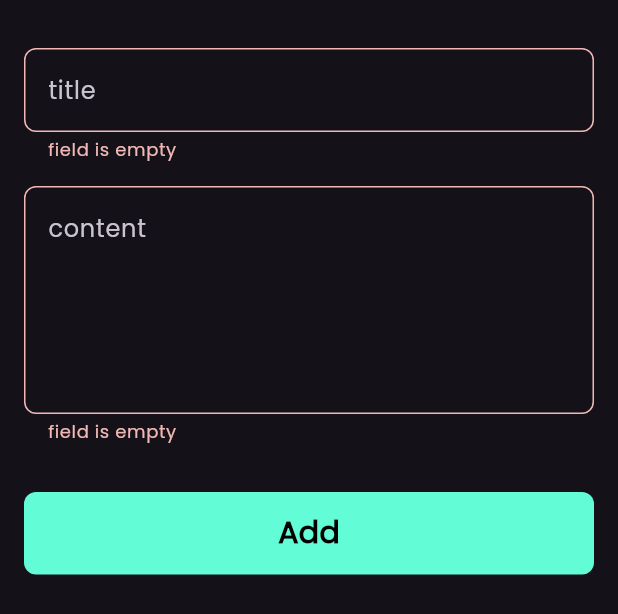
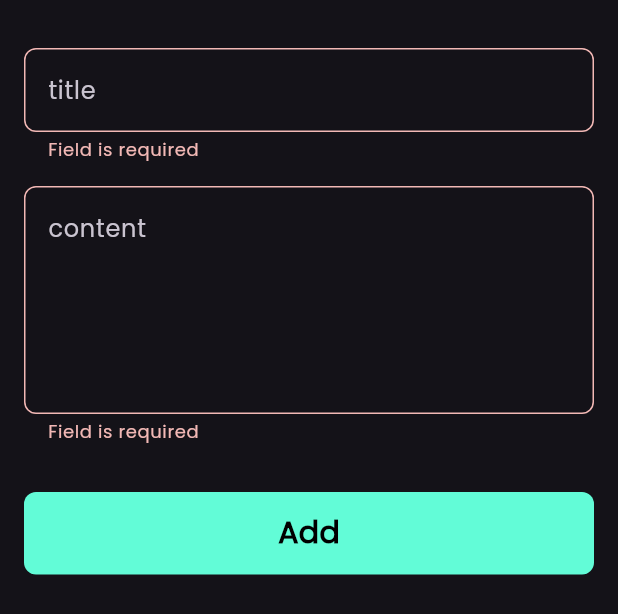
Before and after one commit to MohabMoham/notes_app, a Flutter app: the AddNoteBottomSheet widget shown alone on an empty page, opened directly, after a tap on "Add", on a phone screen of 412 x 824 dp. Shown: the top 614 px of the screen. Run offline on Flutter 3.47's test engine with Material 3 defaults, Android fonts, the phone set to English and light mode, and no system bars; our stand-ins replace bloc, flutter_bloc, hive, hive_flutter, modal_progress_hud_nsn; accounts and stored records are empty.

Commit message:
edit note done

```diff
--- a/lib/cubits/notes_cubit/notes_state.dart
+++ b/lib/cubits/notes_cubit/notes_state.dart
@@ -4,4 +4,5 @@ part of 'notes_cubit.dart';
 abstract class NotesState {}
 
 class NotesInitial extends NotesState {}
+
 class NotesSuccess extends NotesState {}
--- a/lib/main.dart
+++ b/lib/main.dart
@@ -6,6 +6,7 @@ import 'package:notes_app/cubits/add_note_cubit/add_note_cubit.dart';
 import 'package:notes_app/simple_bloc_observer.dart';
 import 'package:notes_app/views/notes_view.dart';
 
+import 'cubits/notes_cubit/notes_cubit.dart';
 import 'models/note_model.dart';
 
 void main() async{
@@ -27,7 +28,9 @@ class NotesApp extends StatelessWidget {
   @override
   Widget build(BuildContext context)
   {
-      return MaterialApp(
+      return BlocProvider(
+        create: (context) => NotesCubit(),
+        child: MaterialApp(
           debugShowCheckedModeBanner: false,
           theme: ThemeData(
             brightness: Brightness.dark,
@@ -37,6 +40,7 @@ class NotesApp extends StatelessWidget {
           home: const NotesView(),
 
 
+        ),
       );
   }
 }
--- a/lib/models/note_model.dart
+++ b/lib/models/note_model.dart
@@ -10,13 +10,13 @@ part 'note_model.g.dart';
 class NoteModel extends HiveObject
 {
   @HiveField(0)
-  final String title;
+   String title;
   @HiveField(1)
-  final String subTitle;
+   String subTitle;
   @HiveField(2)
   final String date;
   @HiveField(3)
-  final int color;
+   int color;
 
 
   NoteModel({required this.title, required this.subTitle, required this.date, required this.color});
--- a/lib/widgets/add_note.dart
+++ b/lib/widgets/add_note.dart
@@ -4,6 +4,7 @@ import 'package:modal_progress_hud_nsn/modal_progress_hud_nsn.dart';
 import 'package:notes_app/cubits/add_note_cubit/add_note_cubit.dart';
 
 
+import '../cubits/notes_cubit/notes_cubit.dart';
 import 'add_note_form.dart';
 
 class AddNoteBottomSheet extends StatelessWidget {
@@ -18,7 +19,7 @@ class AddNoteBottomSheet extends StatelessWidget {
           if (state is AddNoteFailure) {}
 
           if (state is AddNoteSuccess) {
-
+            BlocProvider.of<NotesCubit>(context).fetchAllNotes();
             Navigator.pop(context);
           }
         },
--- a/lib/widgets/custom_text_field.dart
+++ b/lib/widgets/custom_text_field.dart
@@ -1,30 +1,39 @@
+
 import 'package:flutter/material.dart';
+import 'package:flutter/src/widgets/container.dart';
+import 'package:flutter/src/widgets/framework.dart';
 import 'package:notes_app/constants.dart';
 
 class CustomTextField extends StatelessWidget {
-  const CustomTextField({super.key, required this.hint,  this.maxLines = 1, this.onSaved});
-final String hint;
-final int maxLines;
+  const CustomTextField(
+      {super.key,
+        required this.hint,
+        this.maxLines = 1,
+        this.onSaved,
+        this.onChanged});
+
+  final String hint;
+  final int maxLines;
+
   final void Function(String?)? onSaved;
+
+  final Function(String)? onChanged;
   @override
   Widget build(BuildContext context) {
     return TextFormField(
+      onChanged: onChanged,
       onSaved: onSaved,
-      validator: (value)
-      {
-        if(value?.isEmpty ?? true)
-          {
-            return 'field is empty';
-          }
-        else{
+      validator: (value) {
+        if (value?.isEmpty ?? true) {
+          return 'Field is required ';
+        } else {
           return null;
         }
       },
-      cursorColor:kPrimaryColor ,
+      cursorColor: kPrimaryColor,
       maxLines: maxLines,
       decoration: InputDecoration(
         hintText: hint,
-
         border: buildBorder(),
         enabledBorder: buildBorder(),
         focusedBorder: buildBorder(kPrimaryColor),
@@ -34,8 +43,11 @@ final int maxLines;
 
   OutlineInputBorder buildBorder([color]) {
     return OutlineInputBorder(
-          borderRadius: BorderRadius.circular(8),
-          borderSide: BorderSide(
-              color: color?? Colors.white));
+        borderRadius: BorderRadius.circular(
+          8,
+        ),
+        borderSide: BorderSide(
+          color: color ?? Colors.white,
+        ));
   }
 }
```
Also changed, not shown: lib/views/edit_note_view.dart (+5 -3 lines), lib/widgets/custom_app_bar.dart (+16 -12 lines), lib/widgets/edit_note_view_body.dart (+43 -13 lines). Lines whose indentation alone changed are shown as unchanged.
